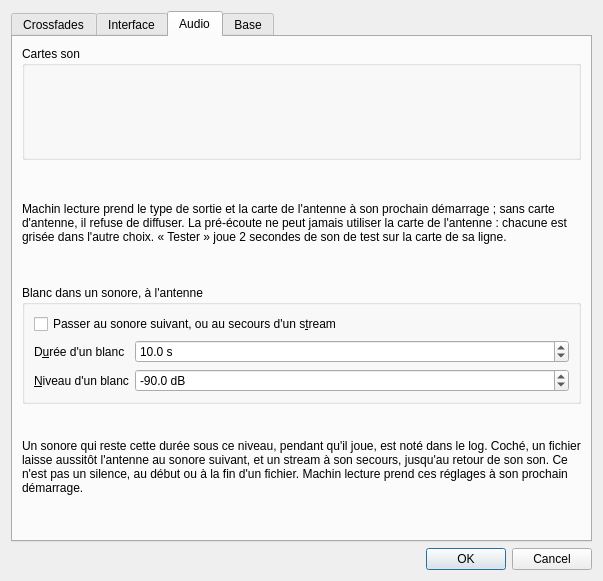
Qt form src/machincast/interface/ui/preferences.ui (dascritch/machincast) before a commit.
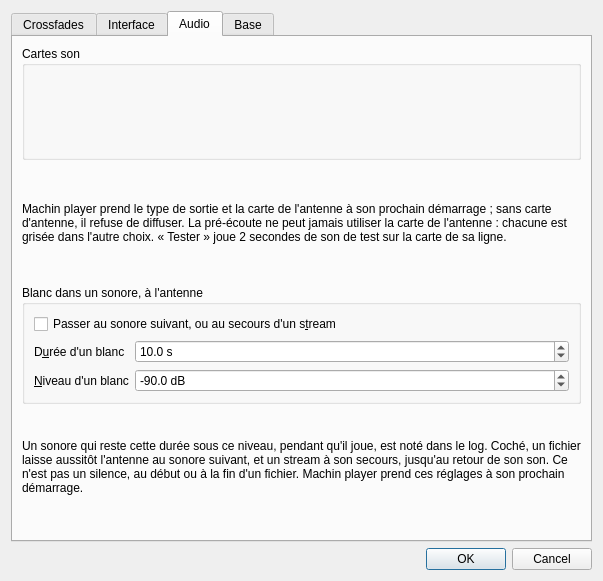
The same form after that commit. The open tabs and pages were chosen to show the change.

What changed in the file:
```diff
--- a/src/machincast/interface/ui/preferences.ui
+++ b/src/machincast/interface/ui/preferences.ui
@@ -350,7 +350,7 @@
        <item>
         <widget class="QLabel" name="explication_audio">
          <property name="text">
-          <string>Machin lecture prend le type de sortie et la carte de l'antenne à son prochain démarrage ; sans carte d'antenne, il refuse de diffuser. La pré-écoute ne peut jamais utiliser la carte de l'antenne : chacune est grisée dans l'autre choix. « Tester » joue 2 secondes de son de test sur la carte de sa ligne.</string>
+          <string>Machin player prend le type de sortie et la carte de l'antenne à son prochain démarrage ; sans carte d'antenne, il refuse de diffuser. La pré-écoute ne peut jamais utiliser la carte de l'antenne : chacune est grisée dans l'autre choix. « Tester » joue 2 secondes de son de test sur la carte de sa ligne.</string>
          </property>
          <property name="wordWrap">
           <bool>true</bool>
@@ -449,7 +449,7 @@
        <item>
         <widget class="QLabel" name="explication_blanc_antenne">
          <property name="text">
-          <string>Un sonore qui reste cette durée sous ce niveau, pendant qu'il joue, est noté dans le log. Coché, un fichier laisse aussitôt l'antenne au sonore suivant, et un stream à son secours, jusqu'au retour de son son. Ce n'est pas un silence, au début ou à la fin d'un fichier. Machin lecture prend ces réglages à son prochain démarrage.</string>
+          <string>Un sonore qui reste cette durée sous ce niveau, pendant qu'il joue, est noté dans le log. Coché, un fichier laisse aussitôt l'antenne au sonore suivant, et un stream à son secours, jusqu'au retour de son son. Ce n'est pas un silence, au début ou à la fin d'un fichier. Machin player prend ces réglages à son prochain démarrage.</string>
          </property>
          <property name="wordWrap">
           <bool>true</bool>
```
Left out of the diff: 2 changed lines with no effect on the pictures.
